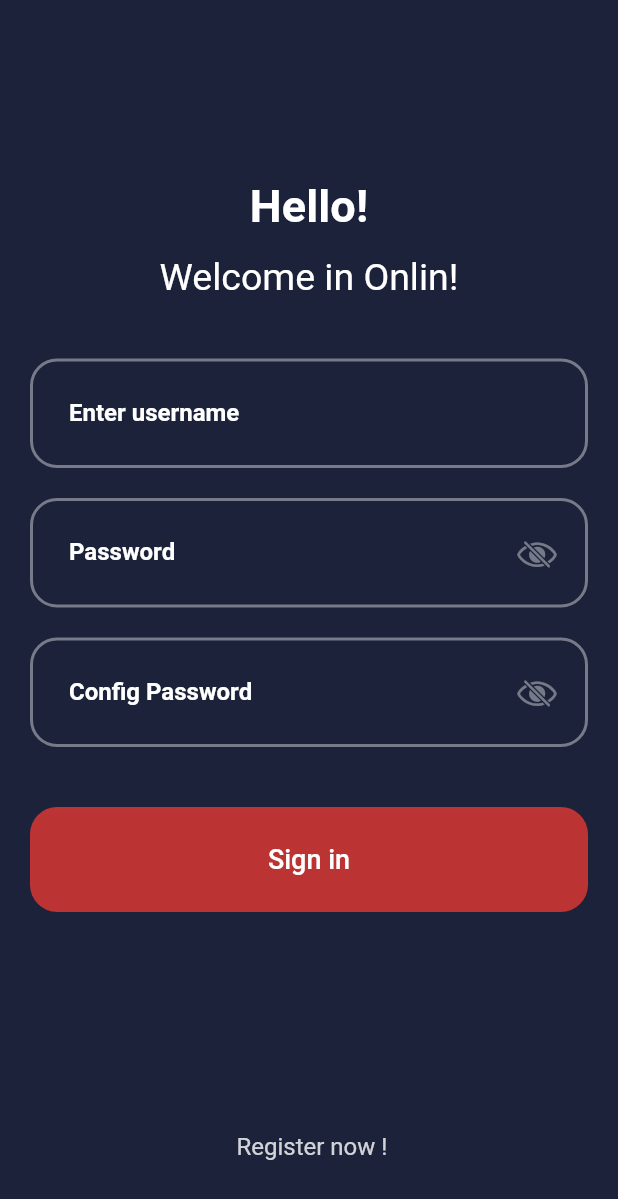
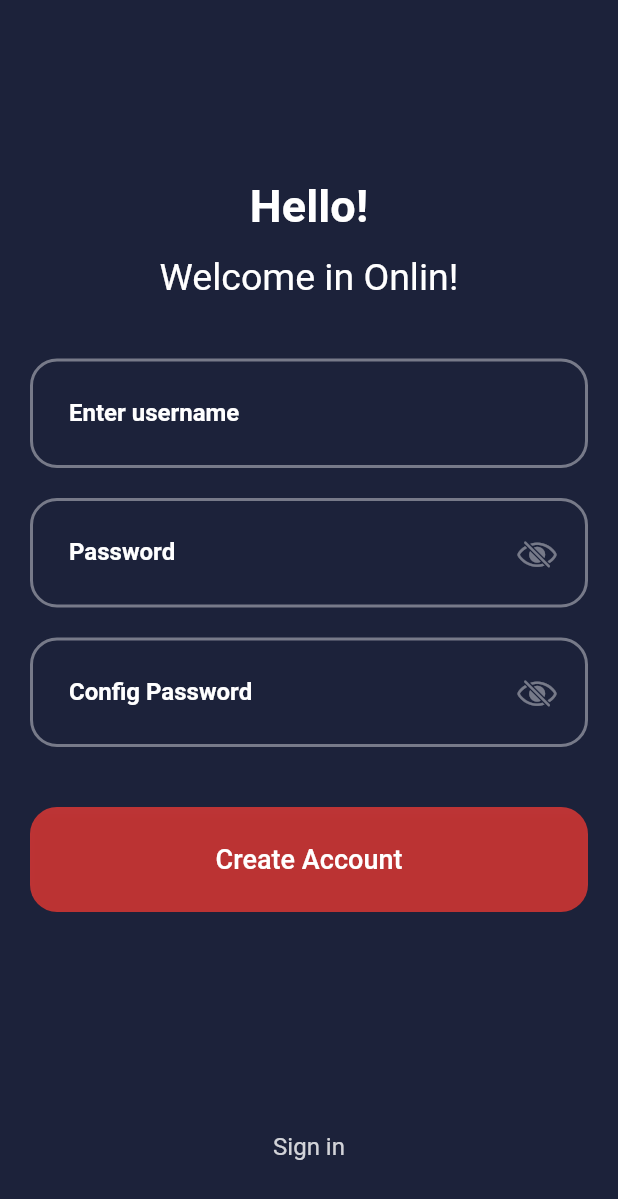
Before and after one commit to mahdinaghikhanii/FlutterChat, a Flutter app: the Register screen opened directly with empty values, on a phone screen of 412 x 824 dp. Shown: the top 1199 px of the screen. Run offline on Flutter 3.47's test engine with Material 2 defaults, Android fonts, the phone set to English and light mode, and no system bars; our stand-ins replace appwrite, flutter_bloc, flutter_hex_color, introduction_screen, lottie, shared_preferences; accounts and stored records are empty.

Commit message:
fixed probllems

```diff
--- a/lib/bloc/blocstate.dart
+++ b/lib/bloc/blocstate.dart
@@ -12,6 +12,8 @@ class Failed extends BlocState {
   Failed(this.exception);
 }
 
+class Problems extends BlocState {}
+
 class Authenticated extends BlocState {}
 
 class Welcome extends BlocState {}
--- a/lib/views/register.dart
+++ b/lib/views/register.dart
@@ -65,6 +65,7 @@ class Register extends StatelessWidget {
                           hint: 'Password',
                           autoFocus: false,
                           state: state,
+                          notempty: true,
                           controller: _password,
                           password: true),
                       const SizedBox(
@@ -76,7 +77,6 @@ class Register extends StatelessWidget {
                           autoFocus: false,
                           state: state,
                           pass: _password,
-                          notempty: true,
                           password: true),
                       const SizedBox(
                         height: 30,
@@ -95,7 +95,7 @@ class Register extends StatelessWidget {
                                           _password.text, context);
                                     }
                                   },
-                                  text: "Sign in")),
+                                  text: "Create Account")),
                       state is Failed
                           ? MError(exception: (state as Failed).exception)
                           : state is CanEmpty
@@ -114,7 +114,7 @@ class Register extends StatelessWidget {
                                 onTap: () => context.nextAndRep(Login(
                                   state: state,
                                 )),
-                                child: Text(" Register now !",
+                                child: Text("Sign in",
                                     style: context.textTheme.subtitle1!
                                         .copyWith(
                                             color: kwhite.withOpacity(0.8))),
```
Also changed, not shown: lib/bloc/userbloc.dart (+12 -2 lines).
